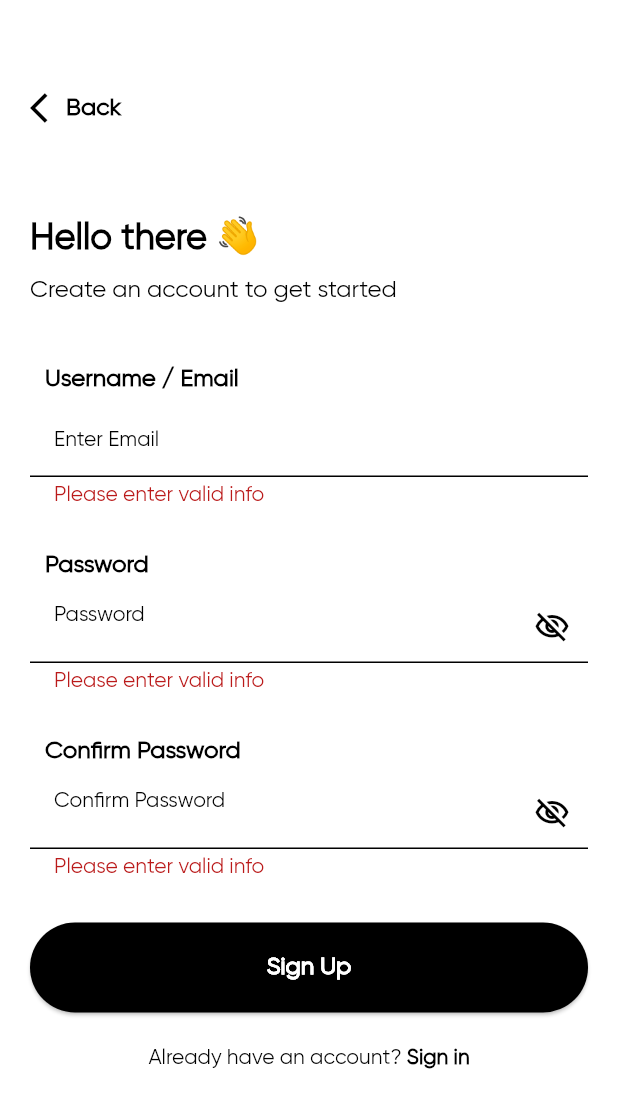
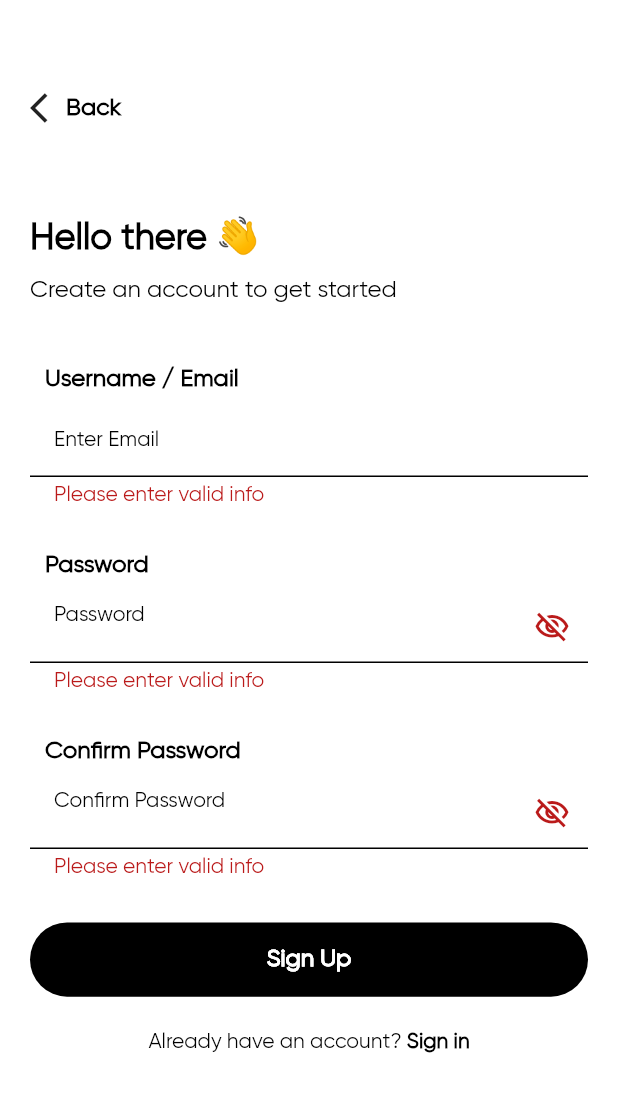
Before and after one commit to temoorx/PetApp, a Flutter app: the screen it shows after launch, after a tap on an icon or button, on a phone screen of 412 x 824 dp. Shown: the top 1108 px of the screen. Run offline on Flutter 3.47's test engine with Material 3 defaults, Android fonts, the phone set to English and light mode, and no system bars; our stand-ins replace auto_route, bloc, cloud_firestore, dio, easy_localization, equatable and 12 more; missing offline and left inert: control_style, flutter_inappwebview, flutter_material_color_picker; accounts and stored records are empty.

Commit message:
theme bug fixed

```diff
--- a/lib/main.dart
+++ b/lib/main.dart
@@ -51,8 +51,7 @@ FutureOr<void> main() async {
         create: (_) => MyTheme()
           ..currentTheme()
           ..getColor()
-          ..getStorageTheme()
-          ..switchTheme(),
+          ..getStorageTheme(),
         child: const App(),
       ),
     ),
--- a/lib/src/app/app.dart
+++ b/lib/src/app/app.dart
@@ -15,6 +15,7 @@ import 'package:your_app_test/src/pages/sign_in/cubit/sign_in_cubit.dart';
 import 'package:your_app_test/src/pages/sign_up/cubit/sign_up_cubit.dart';
 
 import 'package:your_app_test/src/route/app_router.dart';
+import 'package:your_app_test/src/theme/dark_theme_data.dart';
 import 'package:your_app_test/src/theme/light_theme_data.dart';
 import 'package:your_app_test/src/theme/theme.dart';
 
@@ -54,7 +55,7 @@ class App extends StatelessWidget {
               debugShowMaterialGrid: false,
               debugShowCheckedModeBanner: false,
               themeMode: theme.currentTheme(),
-              darkTheme: lightThemeData(theme),
+              darkTheme: darkThemeData(theme),
               title: F.title,
               theme: lightThemeData(theme),
             ),
--- a/lib/src/components/text_field_component.dart
+++ b/lib/src/components/text_field_component.dart
@@ -63,7 +63,6 @@ class _TextFormFieldComponentState extends State<TextFormFieldComponent> {
             child: Text(
               widget.label ?? '',
               style: const TextStyle(
-                color: Palette.black,
                 fontSize: 16,
                 fontWeight: FontWeight.w700,
               ),
@@ -86,7 +85,6 @@ class _TextFormFieldComponentState extends State<TextFormFieldComponent> {
             controller: widget.controller,
             style: Theme.of(context).textTheme.bodySmall!.copyWith(
                   fontFamily: FontConstants.gilroyMedium,
-                  color: Palette.black,
                   height: 1,
                 ),
             obscureText: widget.isPassword == true ? showPassword : false,
@@ -102,41 +100,16 @@ class _TextFormFieldComponentState extends State<TextFormFieldComponent> {
                         showPassword
                             ? Icons.visibility_off_outlined
                             : Icons.visibility,
-                          color: Palette.black,
                       ))
                   : widget.suffixIcon,
               focusColor: getThemeColor(context),
               filled: true,
-                fillColor: widget.fillColor ?? Palette.white,
               hintText: widget.hintText,
               hintStyle: Theme.of(context).textTheme.bodySmall!.copyWith(
                     fontWeight: FontWeight.w400,
                     fontSize: 14,
-                    color: Palette.black),
-                enabledBorder: UnderlineInputBorder(
-                  borderSide: BorderSide(
-                      color: widget.borderColor ?? Palette.black,
-                      width: widget.stroke ?? 1.0),
                   ),
-                errorBorder: UnderlineInputBorder(
-                  borderSide: BorderSide(
-                      color: widget.borderColor ?? Palette.black,
-                      width: widget.stroke ?? 1.0),
             ),
-                disabledBorder: UnderlineInputBorder(
-                  borderSide: BorderSide(
-                      color: widget.borderColor ?? Palette.black,
-                      width: widget.stroke ?? 1.0),
-                ),
-                focusedBorder: UnderlineInputBorder(
-                  borderSide: BorderSide(
-                      color: widget.borderColor ?? Palette.black,
-                      width: widget.stroke ?? 1.0),
-                ),
-                border: UnderlineInputBorder(
-                    borderSide: BorderSide(
-                        color: widget.borderColor ?? Palette.black,
-                        width: widget.stroke ?? 1))),
           ),
         )
       ],
--- a/lib/src/pages/sign_in/components/primary_button.dart
+++ b/lib/src/pages/sign_in/components/primary_button.dart
@@ -1,5 +1,7 @@
 import 'package:flutter/material.dart';
+import 'package:flutter_bloc/flutter_bloc.dart';
 import 'package:your_app_test/src/theme/palette.dart';
+import 'package:your_app_test/src/theme/theme.dart';
 
 class PrimaryButton extends StatelessWidget {
   const PrimaryButton({
@@ -13,13 +15,17 @@ class PrimaryButton extends StatelessWidget {
 
   @override
   Widget build(BuildContext context) {
-    return ElevatedButton(
-        style: ElevatedButton.styleFrom(
-          backgroundColor: Palette.black,
-          shape:
-              RoundedRectangleBorder(borderRadius: BorderRadius.circular(90)),
+    return GestureDetector(
+      onTap: onPressed,
+      child: Container(
+        height: MediaQuery.of(context).size.height * 0.06,
+        width: double.infinity,
+        decoration: BoxDecoration(
+          color: MyTheme.isDark ? Palette.white : Palette.black,
+          borderRadius: BorderRadius.circular(90),
         ),
-        onPressed: onPressed,
-        child: child);
+        child: Center(child: child),
+      ),
+    );
   }
 }
--- a/lib/src/pages/sign_in/components/sign_in_form.dart
+++ b/lib/src/pages/sign_in/components/sign_in_form.dart
@@ -140,18 +140,12 @@ class RegisterHereTextButton extends StatelessWidget {
         child: RichText(
             text: TextSpan(
                 text: 'Don’t have an account? ',
-                style: TextStyle(
-                    color: Palette.black.withOpacity(0.5),
-                    fontWeight: FontWeight.w500,
-                    fontSize: 14),
+                style: Theme.of(context).textTheme.bodySmall!.copyWith(),
                 children: [
               TextSpan(
                 text: 'Register here',
-                style: TextStyle(
-                  height: 1.5,
-                  fontSize: 14.0,
-                  fontWeight: FontWeight.w500,
-                  color: Palette.black,
+                style: Theme.of(context).textTheme.bodySmall!.copyWith(
+                      fontWeight: FontWeight.w700,
                     ),
                 recognizer: TapGestureRecognizer()
                   ..onTap = () {
@@ -175,15 +169,6 @@ class SignUpButtonVadationState extends StatelessWidget {
 
   @override
   Widget build(BuildContext context) {
-    return BlocConsumer<SignInButtonValidationCubit,
-        SignInButtonValidationState>(
-      listener: (context, state) {
-        // TODO: implement listener
-      },
-      builder: (context, state) {
-        return state.maybeWhen(
-          orElse: () => Container(),
-          enabled: () {
     return PrimaryButton(
       child: Text(title,
           style: Theme.of(context).textTheme.bodyLarge!.copyWith(
@@ -197,24 +182,5 @@ class SignUpButtonVadationState extends StatelessWidget {
         }
       },
     );
-          },
-          disabled: () {
-            return PrimaryButton(
-              child: Text(title,
-                  style: Theme.of(context).textTheme.bodyLarge!.copyWith(
-                        color: Palette.white,
-                        fontSize: 16,
-                        fontWeight: FontWeight.w700,
-                      )),
-              onPressed: () {
-                if (formKey.currentState!.validate()) {
-                  context.read<SignInCubit>().signIn();
-                }
-              },
-            );
-          },
-        );
-      },
-    );
   }
 }
--- a/lib/src/pages/sign_in/sign_in_screen.dart
+++ b/lib/src/pages/sign_in/sign_in_screen.dart
@@ -1,7 +1,8 @@
 import 'package:auto_route/auto_route.dart';
 import 'package:flutter/material.dart';
-import 'package:your_app_test/src/theme/palette.dart';
+import 'package:flutter_bloc/flutter_bloc.dart';
 import 'package:your_app_test/src/pages/sign_in/components/sign_in_form.dart';
+import 'package:your_app_test/src/theme/theme.dart';
 
 @RoutePage()
 class SignInScreen extends StatelessWidget {
@@ -15,7 +16,6 @@ class SignInScreen extends StatelessWidget {
         backgroundColor: Colors.transparent,
         elevation: 0,
       ),
-      backgroundColor: Palette.white,
       body: const SingleChildScrollView(
         child: Padding(
           padding: EdgeInsets.symmetric(horizontal: 20.0, vertical: 20),
@@ -27,7 +27,6 @@ class SignInScreen extends StatelessWidget {
                   Text(
                     "Hello there 👋",
                     style: TextStyle(
-                      color: Palette.black,
                       fontSize: 24,
                       fontWeight: FontWeight.w700,
                     ),
@@ -38,7 +37,6 @@ class SignInScreen extends StatelessWidget {
               Text(
                 "Welcome back to your account",
                 style: TextStyle(
-                  color: Palette.black,
                   fontSize: 16,
                   fontWeight: FontWeight.w400,
                 ),
--- a/lib/src/pages/sign_up/components/already_account.dart
+++ b/lib/src/pages/sign_up/components/already_account.dart
@@ -13,10 +13,8 @@ class AlreadyAccount extends StatelessWidget {
           TextSpan(
             text: 'Already have an account? ',
             style: Theme.of(context).textTheme.bodySmall!.copyWith(
-                  decorationColor: Palette.black.withOpacity(0.5),
                   fontWeight: FontWeight.w500,
                   fontSize: 14,
-                  color: Palette.black,
                 ),
             recognizer: TapGestureRecognizer()
               ..onTap = () {
@@ -26,10 +24,7 @@ class AlreadyAccount extends StatelessWidget {
           TextSpan(
             text: 'Sign in',
             style: Theme.of(context).textTheme.bodySmall!.copyWith(
-                color: Palette.black,
-                fontWeight: FontWeight.bold,
-                fontSize: 14,
-                height: 1.5),
+                fontWeight: FontWeight.bold, fontSize: 14, height: 1.5),
             recognizer: TapGestureRecognizer()
               ..onTap = () {
                 Navigator.pop(context);
--- a/lib/src/pages/sign_up/sign_up_screen.dart
+++ b/lib/src/pages/sign_up/sign_up_screen.dart
@@ -10,7 +10,6 @@ class SignUpScreen extends StatelessWidget {
   @override
   Widget build(BuildContext context) {
     return Scaffold(
-      backgroundColor: Palette.white,
       body: SingleChildScrollView(
         child: Padding(
           padding: const EdgeInsets.symmetric(horizontal: 20.0),
@@ -25,11 +24,12 @@ class SignUpScreen extends StatelessWidget {
                 child: const Row(
                   crossAxisAlignment: CrossAxisAlignment.center,
                   children: [
-                    Icon(Icons.arrow_back_ios, color: Palette.black),
+                    Icon(
+                      Icons.arrow_back_ios,
+                    ),
                     Text(
                       'Back',
                       style: TextStyle(
-                        color: Palette.black,
                         fontSize: 16,
                         fontWeight: FontWeight.w700,
                       ),
@@ -50,7 +50,6 @@ class SignUpScreen extends StatelessWidget {
                   Text(
                     "Hello there 👋",
                     style: const TextStyle(
-                      color: Palette.black,
                       fontSize: 24,
                       fontWeight: FontWeight.w700,
                     ),
@@ -59,7 +58,6 @@ class SignUpScreen extends StatelessWidget {
                   Text(
                     "Create an account to get started",
                     style: const TextStyle(
-                      color: Palette.black,
                       fontSize: 16,
                       fontWeight: FontWeight.w400,
                     ),
--- a/lib/src/theme/dark_theme_data.dart
+++ b/lib/src/theme/dark_theme_data.dart
@@ -8,6 +8,26 @@ import 'package:your_app_test/src/theme/theme.dart';
 ThemeData darkThemeData(MyTheme theme, {Color? color}) {
   return ThemeData(
     useMaterial3: true,
+    iconTheme: const IconThemeData(color: Palette.white),
+    inputDecorationTheme: const InputDecorationTheme(
+      filled: true,
+      fillColor: Palette.black,
+      border: UnderlineInputBorder(
+        borderSide: BorderSide(color: Palette.white),
+      ),
+      focusedBorder: UnderlineInputBorder(
+        borderSide: BorderSide(color: Palette.white),
+      ),
+      enabledBorder: UnderlineInputBorder(
+        borderSide: BorderSide(color: Palette.white),
+      ),
+      errorBorder: UnderlineInputBorder(
+        borderSide: BorderSide(color: Palette.white),
+      ),
+      focusedErrorBorder: UnderlineInputBorder(
+        borderSide: BorderSide(color: Palette.white),
+      ),
+    ),
     colorSchemeSeed: color ?? theme.getColor(),
     brightness: Brightness.light,
     scaffoldBackgroundColor: Palette.black,
@@ -40,7 +60,7 @@ ThemeData darkThemeData(MyTheme theme, {Color? color}) {
     drawerTheme: const DrawerThemeData(
         backgroundColor: Colors.transparent, elevation: 0),
     buttonTheme: ButtonThemeData(
-      buttonColor: theme.getColor(),
+      buttonColor: Palette.black,
       textTheme: ButtonTextTheme.accent,
       height: 70,
       shape: RoundedRectangleBorder(
--- a/lib/src/theme/light_theme_data.dart
+++ b/lib/src/theme/light_theme_data.dart
@@ -6,6 +6,25 @@ import 'package:your_app_test/src/theme/theme.dart';
 
 ThemeData lightThemeData(MyTheme theme) {
   return ThemeData(
+    inputDecorationTheme: const InputDecorationTheme(
+      filled: true,
+      fillColor: Palette.white,
+      border: UnderlineInputBorder(
+        borderSide: BorderSide(color: Palette.black),
+      ),
+      focusedBorder: UnderlineInputBorder(
+        borderSide: BorderSide(color: Palette.black),
+      ),
+      enabledBorder: UnderlineInputBorder(
+        borderSide: BorderSide(color: Palette.black),
+      ),
+      errorBorder: UnderlineInputBorder(
+        borderSide: BorderSide(color: Palette.black),
+      ),
+      focusedErrorBorder: UnderlineInputBorder(
+        borderSide: BorderSide(color: Palette.black),
+      ),
+    ),
     drawerTheme: const DrawerThemeData(
         backgroundColor: Palette.bgColorLight, elevation: 0),
     useMaterial3: true,
--- a/lib/src/theme/theme.dart
+++ b/lib/src/theme/theme.dart
@@ -5,7 +5,7 @@ import 'package:your_app_test/src/di/injector.dart';
 import 'package:your_app_test/src/util/shared_preferences_util.dart';
 
 class MyTheme with ChangeNotifier {
-  static bool isDark = true;
+  static bool isDark = false;
   static Color color = Palette.primaryColor;
   void getStorageTheme() async {
     isDark = (await getIt
```
Lines whose indentation alone changed are shown as unchanged.
